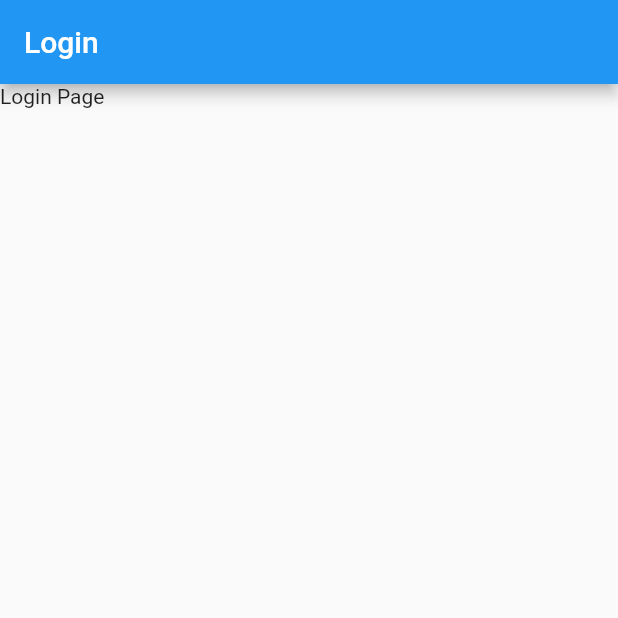
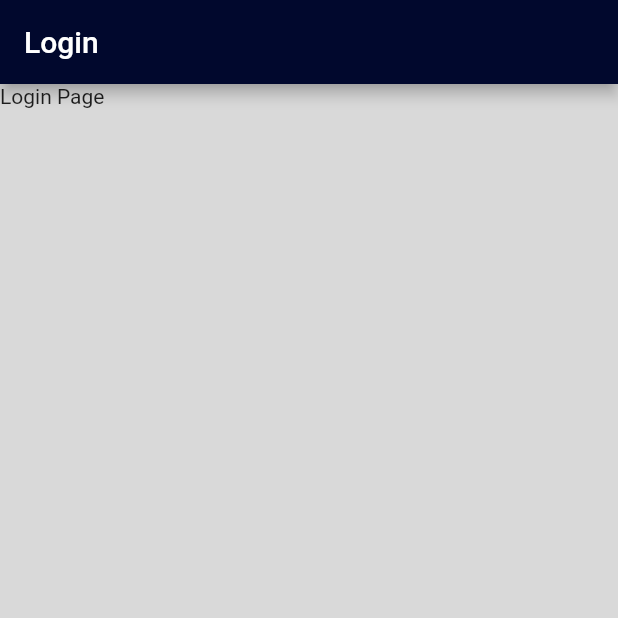
Before and after one commit to aayushYash/ai_evaluation_app, a Flutter app: the screen it shows after launch, on a phone screen of 412 x 824 dp, the top half of it. Run offline on Flutter 3.47's test engine with Material 2 defaults, Android fonts, the light colour scheme and no system bars; missing offline and left inert: dart:ffi.

Commit message:
updated login.dart 3

```diff
--- a/lib/login.dart
+++ b/lib/login.dart
@@ -1,4 +1,7 @@
+import 'dart:ffi';
+
 import 'package:flutter/material.dart';
+import 'package:flutter/painting.dart';
 
 
 
@@ -6,17 +9,14 @@ class LoginPage extends StatelessWidget{
 
   @override
   Widget build(BuildContext context) {
-    return(
-      MaterialApp(
-        home: Scaffold(appBar: AppBar(title: Text('Login'),
-        ),
-        body: Container(child: Text('Login Page',
-        ),
-        ),
-        ),
-        debugShowCheckedModeBanner: false,
+    return(Scaffold(
+          body: Container(
+            child: Text('Login Page', textAlign: TextAlign.center,),
+            ),
+        backgroundColor: Color.fromRGBO(217, 217, 217, 1),
+        )
 
-      )
-    );
+
+      );
   }
 }
--- a/lib/main.dart
+++ b/lib/main.dart
@@ -2,7 +2,7 @@ import 'package:flutter/material.dart';
 
 import 'login.dart';
 
-void main() => runApp(LoginPage());
+void main() => runApp(MyApp());
 
 
 class MyApp extends StatelessWidget {
@@ -10,17 +10,13 @@ class MyApp extends StatelessWidget {
   Widget build(BuildContext context) {
     return MaterialApp(
       home: Scaffold(
-      appBar: AppBar(
-        title: Text('Home'),
-        centerTitle: true,
-      ),
-      body: Center(
-        child: Column(children: [
-          Text('hello'),
-          Text("there"),
-        ]),
-      ),
-    )
+      appBar: AppBar(title: Text('Login'),
+                        backgroundColor: Color.fromRGBO(1, 8, 45, 1),
+
+        ),
+      body: LoginPage(),
+    ),
+    debugShowCheckedModeBanner: false,
     );
   }
 }
```
